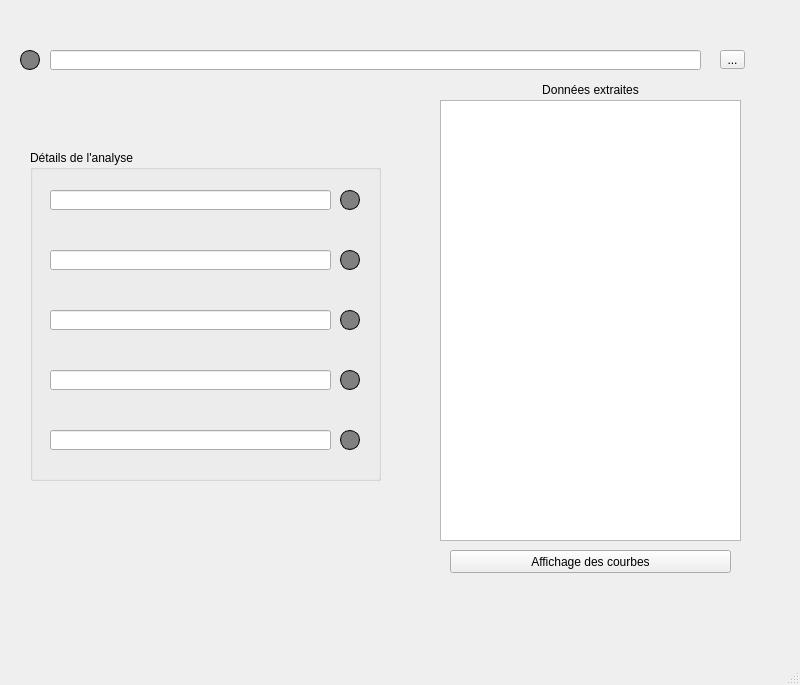
Above: F_Ui/F_Interface_1.ui from ClementBaty/m2_2025-2026 before the change. Below: the same form after it.
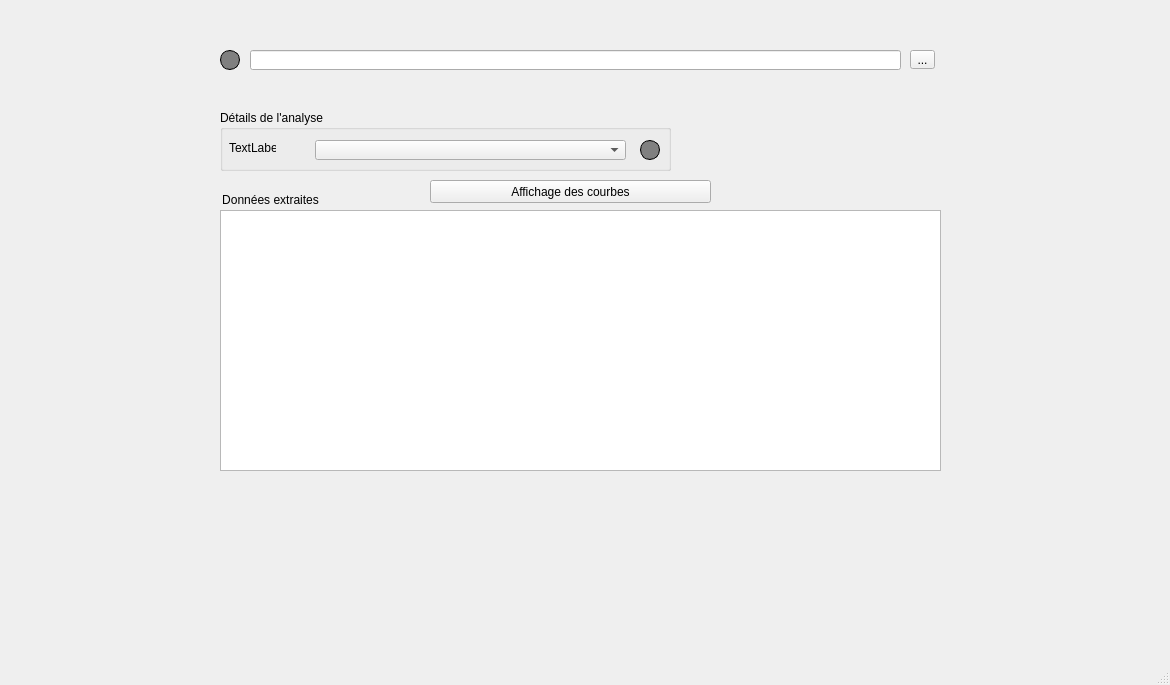
That is the form after the change.

Commit message: Ajout de la liste déroulante et réorganisation de l'interface 1

Patch:
```diff
--- a/F_Ui/F_Interface_1.ui
+++ b/F_Ui/F_Interface_1.ui
@@ -6,7 +6,7 @@
    <rect>
     <x>0</x>
     <y>0</y>
-    <width>800</width>
+    <width>1170</width>
     <height>685</height>
    </rect>
   </property>
@@ -17,7 +17,7 @@
    <widget class="QToolButton" name="url_bouton">
     <property name="geometry">
      <rect>
-      <x>720</x>
+      <x>910</x>
       <y>50</y>
       <width>25</width>
       <height>19</height>
@@ -30,17 +30,17 @@
    <widget class="QListWidget" name="display_E">
     <property name="geometry">
      <rect>
-      <x>440</x>
-      <y>100</y>
-      <width>301</width>
-      <height>441</height>
+      <x>220</x>
+      <y>210</y>
+      <width>721</width>
+      <height>261</height>
      </rect>
     </property>
    </widget>
    <widget class="QLineEdit" name="url_input">
     <property name="geometry">
      <rect>
-      <x>50</x>
+      <x>250</x>
       <y>50</y>
       <width>651</width>
       <height>20</height>
@@ -50,8 +50,8 @@
    <widget class="QPushButton" name="affichage_graph">
     <property name="geometry">
      <rect>
-      <x>450</x>
-      <y>550</y>
+      <x>430</x>
+      <y>180</y>
       <width>281</width>
       <height>23</height>
      </rect>
@@ -63,85 +63,20 @@
    <widget class="QGroupBox" name="group_Analyse">
     <property name="geometry">
      <rect>
-      <x>30</x>
-      <y>150</y>
-      <width>351</width>
-      <height>331</height>
+      <x>220</x>
+      <y>110</y>
+      <width>451</width>
+      <height>61</height>
      </rect>
     </property>
     <property name="title">
      <string>Détails de l'analyse</string>
     </property>
-    <widget class="QLineEdit" name="donnee_1">
-     <property name="geometry">
-      <rect>
-       <x>20</x>
-       <y>40</y>
-       <width>281</width>
-       <height>20</height>
-      </rect>
-     </property>
-     <property name="readOnly">
-      <bool>true</bool>
-     </property>
-    </widget>
-    <widget class="QLineEdit" name="donnee_2">
-     <property name="geometry">
-      <rect>
-       <x>20</x>
-       <y>100</y>
-       <width>281</width>
-       <height>20</height>
-      </rect>
-     </property>
-     <property name="readOnly">
-      <bool>true</bool>
-     </property>
-    </widget>
-    <widget class="QLineEdit" name="donnee_3">
-     <property name="geometry">
-      <rect>
-       <x>20</x>
-       <y>160</y>
-       <width>281</width>
-       <height>20</height>
-      </rect>
-     </property>
-     <property name="readOnly">
-      <bool>true</bool>
-     </property>
-    </widget>
-    <widget class="QLineEdit" name="donnee_4">
-     <property name="geometry">
-      <rect>
-       <x>20</x>
-       <y>220</y>
-       <width>281</width>
-       <height>20</height>
-      </rect>
-     </property>
-     <property name="readOnly">
-      <bool>true</bool>
-     </property>
-    </widget>
-    <widget class="QLineEdit" name="donnee_5">
-     <property name="geometry">
-      <rect>
-       <x>20</x>
-       <y>280</y>
-       <width>281</width>
-       <height>20</height>
-      </rect>
-     </property>
-     <property name="readOnly">
-      <bool>true</bool>
-     </property>
-    </widget>
     <widget class="QLabel" name="LED_1">
      <property name="geometry">
       <rect>
-       <x>310</x>
-       <y>40</y>
+       <x>420</x>
+       <y>30</y>
        <width>20</width>
        <height>20</height>
       </rect>
@@ -167,132 +102,38 @@
       <string/>
      </property>
     </widget>
-    <widget class="QLabel" name="LED_2">
-     <property name="geometry">
-      <rect>
-       <x>310</x>
-       <y>100</y>
-       <width>20</width>
-       <height>20</height>
-      </rect>
+    <widget class="QLabel" name="label">
+     <property name="enabled">
+      <bool>true</bool>
      </property>
-     <property name="minimumSize">
-      <size>
-       <width>20</width>
-       <height>20</height>
-      </size>
-     </property>
-     <property name="maximumSize">
-      <size>
-       <width>20</width>
-       <height>20</height>
-      </size>
-     </property>
-     <property name="styleSheet">
-      <string notr="true">background-color: gray; 
-border-radius: 10px; 
-border: 1px solid black;</string>
-     </property>
-     <property name="text">
-      <string/>
-     </property>
-    </widget>
-    <widget class="QLabel" name="LED_3">
      <property name="geometry">
       <rect>
-       <x>310</x>
-       <y>160</y>
-       <width>20</width>
-       <height>20</height>
+       <x>9</x>
+       <y>30</y>
+       <width>47</width>
+       <height>16</height>
       </rect>
      </property>
-     <property name="minimumSize">
-      <size>
-       <width>20</width>
-       <height>20</height>
-      </size>
-     </property>
-     <property name="maximumSize">
-      <size>
-       <width>20</width>
-       <height>20</height>
-      </size>
-     </property>
-     <property name="styleSheet">
-      <string notr="true">background-color: gray; 
-border-radius: 10px; 
-border: 1px solid black;</string>
-     </property>
      <property name="text">
-      <string/>
+      <string>TextLabel</string>
      </property>
     </widget>
-    <widget class="QLabel" name="LED_4">
+    <widget class="QComboBox" name="comboBox">
      <property name="geometry">
       <rect>
-       <x>310</x>
-       <y>220</y>
-       <width>20</width>
+       <x>95</x>
+       <y>30</y>
+       <width>311</width>
        <height>20</height>
       </rect>
-     </property>
-     <property name="minimumSize">
-      <size>
-       <width>20</width>
-       <height>20</height>
-      </size>
-     </property>
-     <property name="maximumSize">
-      <size>
-       <width>20</width>
-       <height>20</height>
-      </size>
-     </property>
-     <property name="styleSheet">
-      <string notr="true">background-color: gray; 
-border-radius: 10px; 
-border: 1px solid black;</string>
-     </property>
-     <property name="text">
-      <string/>
-     </property>
-    </widget>
-    <widget class="QLabel" name="LED_5">
-     <property name="geometry">
-      <rect>
-       <x>310</x>
-       <y>280</y>
-       <width>20</width>
-       <height>20</height>
-      </rect>
-     </property>
-     <property name="minimumSize">
-      <size>
-       <width>20</width>
-       <height>20</height>
-      </size>
-     </property>
-     <property name="maximumSize">
-      <size>
-       <width>20</width>
-       <height>20</height>
-      </size>
-     </property>
-     <property name="styleSheet">
-      <string notr="true">background-color: gray; 
-border-radius: 10px; 
-border: 1px solid black;</string>
-     </property>
-     <property name="text">
-      <string/>
      </property>
     </widget>
    </widget>
    <widget class="QLabel" name="label_2">
     <property name="geometry">
      <rect>
-      <x>440</x>
-      <y>80</y>
+      <x>120</x>
+      <y>190</y>
       <width>301</width>
       <height>20</height>
      </rect>
@@ -310,7 +151,7 @@
    <widget class="QLabel" name="voy_url">
     <property name="geometry">
      <rect>
-      <x>20</x>
+      <x>220</x>
       <y>50</y>
       <width>20</width>
       <height>20</height>
```
Left out of the diff: 4 changed lines with no effect on the pictures.
